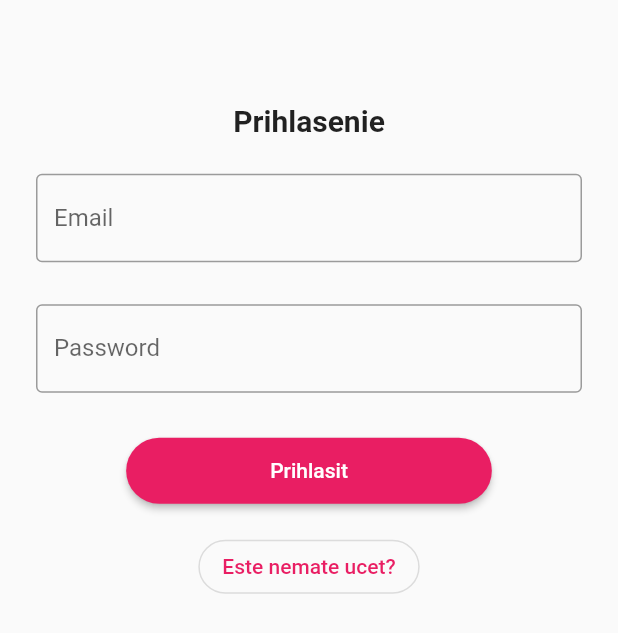
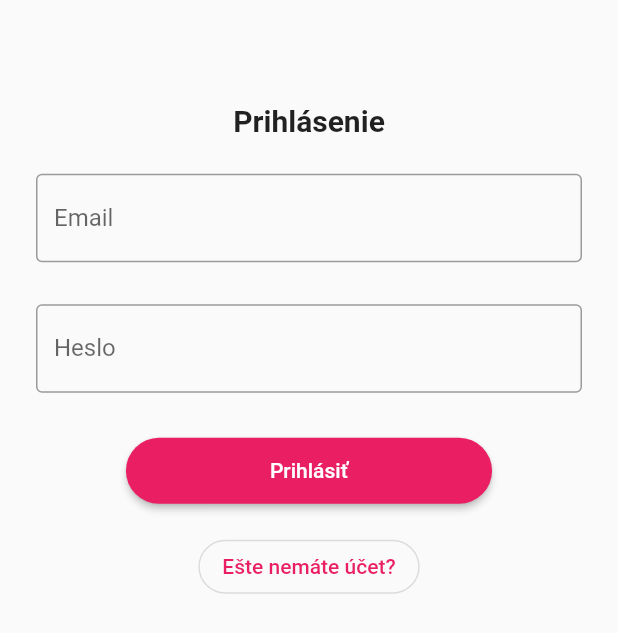
Before and after one commit to vrusi/booking-frontend, a Flutter app: the LoginScreen screen opened by its route, on a phone screen of 412 x 824 dp. Shown: the part 307-940 px from the top of the screen. Run offline on Flutter 3.47's test engine with Material 2 defaults, Android fonts, the phone set to English and light mode, and no system bars; our stand-ins replace flutter_rating_bar, get_it, image_picker, shared_preferences; accounts and stored records are empty; network calls fail.

Commit message:
Fix diakritika

```diff
--- a/booking/lib/screens/login/login_screen.dart
+++ b/booking/lib/screens/login/login_screen.dart
@@ -30,19 +30,19 @@ class _LoginScreenState extends State<LoginScreen> {
           mainAxisAlignment: MainAxisAlignment.center,
           children: [
             Form(
-                titleText: "Prihlasenie",
-                buttonText: "Prihlasit",
-                alternativeButtonText: "Este nemate ucet?",
+                titleText: "Prihlásenie",
+                buttonText: "Prihlásiť",
+                alternativeButtonText: "Ešte nemáte účet?",
                 onButtonClicked: (String email, String password) async {
                   final loggedIn = await _api.login(email, password);
 
                   if (loggedIn) {
                     ScaffoldMessenger.of(context).showSnackBar(
-                        SnackBar(content: Text("Boli ste prihlaseny")));
+                        SnackBar(content: Text("Boli ste úspešne prihlásení.")));
                     Navigator.of(context).pop();
                   } else {
                     ScaffoldMessenger.of(context).showSnackBar(
-                        SnackBar(content: Text("Prihlasenie zlyhalo")));
+                        SnackBar(content: Text("Prihlásenie sa nepodarilo.")));
                   }
                 },
                 onAlternativeButtonClicked: () {
@@ -99,7 +99,7 @@ class _FormState extends State<Form> {
             decoration: InputDecoration(
                 border: OutlineInputBorder(),
                 labelText: 'Email',
-                hintText: 'Zadajte vas email'),
+                hintText: 'vas@email.sk'),
           ),
         ),
         Padding(
@@ -109,8 +109,8 @@ class _FormState extends State<Form> {
             obscureText: true,
             decoration: InputDecoration(
                 border: OutlineInputBorder(),
-                labelText: 'Password',
-                hintText: 'Zadajte vase nove heslo'),
+                labelText: 'Heslo',
+                hintText: 'neodhadnutelne'),
           ),
         ),
         Padding(
--- a/booking/lib/screens/order/order_screen.dart
+++ b/booking/lib/screens/order/order_screen.dart
@@ -23,12 +23,6 @@ class _OrderScreenState extends State<OrderScreen> {
     return Scaffold(
         appBar: AppBar(
           actions: [AccountButton()],
-          leading: IconButton(
-            icon: Icon(Icons.chevron_left),
-            onPressed: () {
-              Navigator.of(context).maybePop(true);
-            },
-          ),
           centerTitle: false,
           title: Text("REZERVÁCIA"),
         ),
--- a/booking/lib/screens/order/order_successful.dart
+++ b/booking/lib/screens/order/order_successful.dart
@@ -22,12 +22,6 @@ class _OrderSuccessfulState extends State<OrderSuccessfulScreen> {
     return Scaffold(
         appBar: AppBar(
           actions: [AccountButton()],
-          leading: IconButton(
-            icon: Icon(Icons.chevron_left),
-            onPressed: () {
-              Navigator.of(context).maybePop(true);
-            },
-          ),
           centerTitle: false,
           title: Text("REZERVÁCIA"),
         ),
```
Also changed, not shown: booking/lib/screens/accommodationdetail/accommodation_detail_screen.dart (+7 -13 lines), booking/lib/screens/accommodationlist/accommodation_list_screen.dart (+4 -9 lines), booking/lib/screens/landing/landing_screen.dart (+5 -4 lines), booking/lib/screens/profile/profile_screen.dart (+4 -3 lines), booking/lib/screens/register/register_screen.dart (+5 -5 lines).
